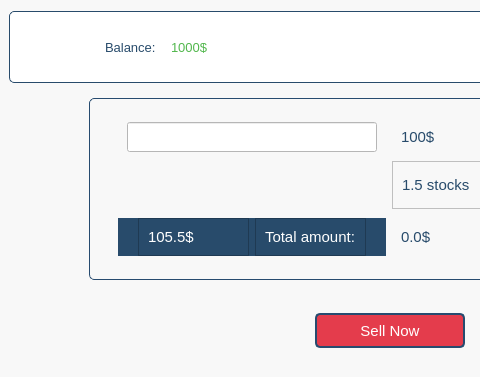
Old version of the form view/ui/stock_sale.ui in the repository MYI26/My_Portfolio_Manager; both pictures show x 0 to 480 and y 0 to 377 of the 782 by 377 pixel window.
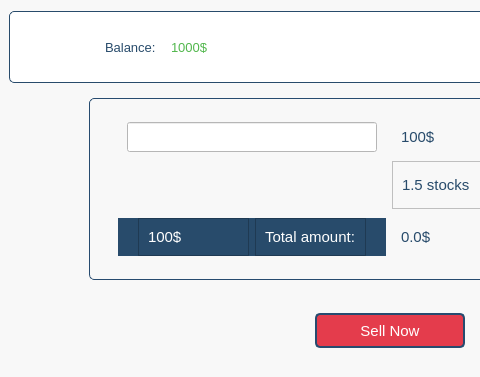
New version of the form. Icons and pictures are not drawn.

Commit message: Update UI layouts and text values for consistency in stock buy and sale screens

The edit to the form file:
```diff
--- a/view/ui/stock_sale.ui
+++ b/view/ui/stock_sale.ui
@@ -662,7 +662,7 @@
                      </font>
                     </property>
                     <property name="text">
-                     <string>105.5$</string>
+                     <string>100$</string>
                     </property>
                    </widget>
                   </item>
```
The commit also changes 5 other files.
